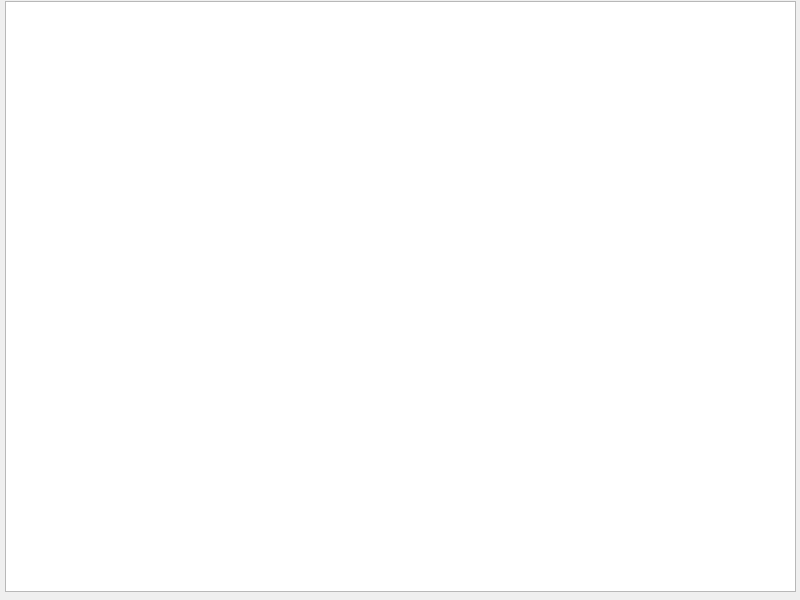
First picture: the form in PaintBot 2 - Inverse Kinematics/PaintBot3Server/mainwindow.ui, repository MoffMade/CSCE462-PainterBot, before the edit.
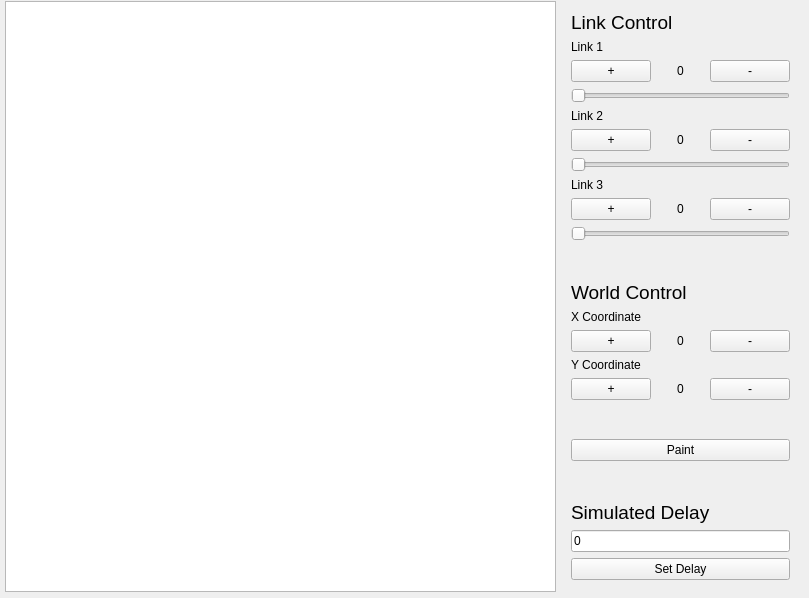
Second picture: the form after the edit.

Commit message: added controls to server moved delay from server startup dialog to main window

```diff
--- a/PaintBot 2 - Inverse Kinematics/PaintBot3Server/mainwindow.ui
+++ b/PaintBot 2 - Inverse Kinematics/PaintBot3Server/mainwindow.ui
@@ -6,8 +6,8 @@
    <rect>
     <x>0</x>
     <y>0</y>
-    <width>800</width>
-    <height>600</height>
+    <width>809</width>
+    <height>598</height>
    </rect>
   </property>
   <property name="windowTitle">
@@ -19,11 +19,342 @@
      <rect>
       <x>5</x>
       <y>1</y>
-      <width>791</width>
+      <width>551</width>
       <height>591</height>
      </rect>
     </property>
    </widget>
+   <widget class="QWidget" name="layoutWidget">
+    <property name="geometry">
+     <rect>
+      <x>560</x>
+      <y>0</y>
+      <width>241</width>
+      <height>591</height>
+     </rect>
+    </property>
+    <layout class="QVBoxLayout" name="verticalLayout">
+     <item>
+      <widget class="QLabel" name="label_5">
+       <property name="font">
+        <font>
+         <pointsize>14</pointsize>
+        </font>
+       </property>
+       <property name="text">
+        <string>Link Control</string>
+       </property>
+      </widget>
+     </item>
+     <item>
+      <widget class="QLabel" name="label">
+       <property name="text">
+        <string>Link 1</string>
+       </property>
+      </widget>
+     </item>
+     <item>
+      <layout class="QHBoxLayout" name="horizontalLayout_2">
+       <item>
+        <widget class="QPushButton" name="pushButton_2">
+         <property name="text">
+          <string>+</string>
+         </property>
+        </widget>
+       </item>
+       <item>
+        <widget class="QLabel" name="label_4">
+         <property name="text">
+          <string>0</string>
+         </property>
+         <property name="alignment">
+          <set>Qt::AlignCenter</set>
+         </property>
+        </widget>
+       </item>
+       <item>
+        <widget class="QPushButton" name="pushButton_3">
+         <property name="text">
+          <string>-</string>
+         </property>
+        </widget>
+       </item>
+      </layout>
+     </item>
+     <item>
+      <widget class="QSlider" name="horizontalSlider">
+       <property name="maximum">
+        <number>300</number>
+       </property>
+       <property name="orientation">
+        <enum>Qt::Horizontal</enum>
+       </property>
+       <property name="invertedAppearance">
+        <bool>false</bool>
+       </property>
+       <property name="invertedControls">
+        <bool>false</bool>
+       </property>
+      </widget>
+     </item>
+     <item>
+      <widget class="QLabel" name="label_2">
+       <property name="text">
+        <string>Link 2</string>
+       </property>
+      </widget>
+     </item>
+     <item>
+      <layout class="QHBoxLayout" name="horizontalLayout_4">
+       <item>
+        <widget class="QPushButton" name="pushButton_6">
+         <property name="text">
+          <string>+</string>
+         </property>
+        </widget>
+       </item>
+       <item>
+        <widget class="QLabel" name="label_6">
+         <property name="text">
+          <string>0</string>
+         </property>
+         <property name="alignment">
+          <set>Qt::AlignCenter</set>
+         </property>
+        </widget>
+       </item>
+       <item>
+        <widget class="QPushButton" name="pushButton_7">
+         <property name="text">
+          <string>-</string>
+         </property>
+        </widget>
+       </item>
+      </layout>
+     </item>
+     <item>
+      <widget class="QSlider" name="horizontalSlider_2">
+       <property name="maximum">
+        <number>359</number>
+       </property>
+       <property name="orientation">
+        <enum>Qt::Horizontal</enum>
+       </property>
+      </widget>
+     </item>
+     <item>
+      <widget class="QLabel" name="label_3">
+       <property name="text">
+        <string>Link 3</string>
+       </property>
+      </widget>
+     </item>
+     <item>
+      <layout class="QHBoxLayout" name="horizontalLayout_5">
+       <item>
+        <widget class="QPushButton" name="pushButton_8">
+         <property name="text">
+          <string>+</string>
+         </property>
+        </widget>
+       </item>
+       <item>
+        <widget class="QLabel" name="label_7">
+         <property name="text">
+          <string>0</string>
+         </property>
+         <property name="alignment">
+          <set>Qt::AlignCenter</set>
+         </property>
+        </widget>
+       </item>
+       <item>
+        <widget class="QPushButton" name="pushButton_9">
+         <property name="text">
+          <string>-</string>
+         </property>
+        </widget>
+       </item>
+      </layout>
+     </item>
+     <item>
+      <widget class="QSlider" name="horizontalSlider_3">
+       <property name="maximum">
+        <number>359</number>
+       </property>
+       <property name="orientation">
+        <enum>Qt::Horizontal</enum>
+       </property>
+      </widget>
+     </item>
+     <item>
+      <spacer name="verticalSpacer_6">
+       <property name="orientation">
+        <enum>Qt::Vertical</enum>
+       </property>
+       <property name="sizeHint" stdset="0">
+        <size>
+         <width>20</width>
+         <height>40</height>
+        </size>
+       </property>
+      </spacer>
+     </item>
+     <item>
+      <widget class="QLabel" name="label_8">
+       <property name="font">
+        <font>
+         <pointsize>14</pointsize>
+        </font>
+       </property>
+       <property name="text">
+        <string>World Control</string>
+       </property>
+      </widget>
+     </item>
+     <item>
+      <widget class="QLabel" name="label_10">
+       <property name="text">
+        <string>X Coordinate</string>
+       </property>
+      </widget>
+     </item>
+     <item>
+      <layout class="QHBoxLayout" name="horizontalLayout_6">
+       <item>
+        <widget class="QPushButton" name="pushButton_10">
+         <property name="text">
+          <string>+</string>
+         </property>
+        </widget>
+       </item>
+       <item>
+        <widget class="QLabel" name="label_9">
+         <property name="text">
+          <string>0</string>
+         </property>
+         <property name="alignment">
+          <set>Qt::AlignCenter</set>
+         </property>
+        </widget>
+       </item>
+       <item>
+        <widget class="QPushButton" name="pushButton_11">
+         <property name="text">
+          <string>-</string>
+         </property>
+        </widget>
+       </item>
+      </layout>
+     </item>
+     <item>
+      <widget class="QLabel" name="label_12">
+       <property name="text">
+        <string>Y Coordinate</string>
+       </property>
+      </widget>
+     </item>
+     <item>
+      <layout class="QHBoxLayout" name="horizontalLayout_7">
+       <item>
+        <widget class="QPushButton" name="pushButton_12">
+         <property name="text">
+          <string>+</string>
+         </property>
+        </widget>
+       </item>
+       <item>
+        <widget class="QLabel" name="label_11">
+         <property name="text">
+          <string>0</string>
+         </property>
+         <property name="alignment">
+          <set>Qt::AlignCenter</set>
+         </property>
+        </widget>
+       </item>
+       <item>
+        <widget class="QPushButton" name="pushButton_13">
+         <property name="text">
+          <string>-</string>
+         </property>
+        </widget>
+       </item>
+      </layout>
+     </item>
+     <item>
+      <spacer name="verticalSpacer_7">
+       <property name="orientation">
+        <enum>Qt::Vertical</enum>
+       </property>
+       <property name="sizeHint" stdset="0">
+        <size>
+         <width>20</width>
+         <height>40</height>
+        </size>
+       </property>
+      </spacer>
+     </item>
+     <item>
+      <widget class="QPushButton" name="pushButton">
+       <property name="sizePolicy">
+        <sizepolicy hsizetype="Preferred" vsizetype="Preferred">
+         <horstretch>0</horstretch>
+         <verstretch>0</verstretch>
+        </sizepolicy>
+       </property>
+       <property name="text">
+        <string>Paint</string>
+       </property>
+       <property name="checkable">
+        <bool>true</bool>
+       </property>
+       <property name="checked">
+        <bool>false</bool>
+       </property>
+      </widget>
+     </item>
+     <item>
+      <spacer name="verticalSpacer_2">
+       <property name="orientation">
+        <enum>Qt::Vertical</enum>
+       </property>
+       <property name="sizeHint" stdset="0">
+        <size>
+         <width>20</width>
+         <height>40</height>
+        </size>
+       </property>
+      </spacer>
+     </item>
+     <item>
+      <widget class="QLabel" name="label_13">
+       <property name="font">
+        <font>
+         <pointsize>14</pointsize>
+        </font>
+       </property>
+       <property name="text">
+        <string>Simulated Delay</string>
+       </property>
+      </widget>
+     </item>
+     <item>
+      <widget class="QLineEdit" name="lineEdit">
+       <property name="text">
+        <string>0</string>
+       </property>
+      </widget>
+     </item>
+     <item>
+      <widget class="QPushButton" name="pushButton_4">
+       <property name="text">
+        <string>Set Delay</string>
+       </property>
+      </widget>
+     </item>
+    </layout>
+   </widget>
   </widget>
  </widget>
  <layoutdefault spacing="6" margin="11"/>
```
The commit also changes 5 other files.
